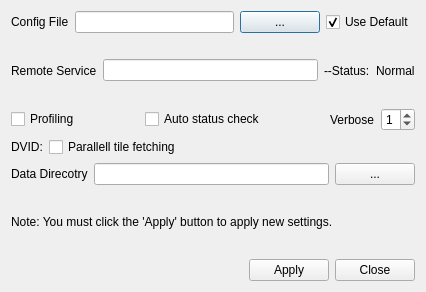
The window that neurolabi/gui/dialogs/flyemsettingdialog.ui (janelia-flyem/NeuTu) describes before a commit, drawn with Qt 5.
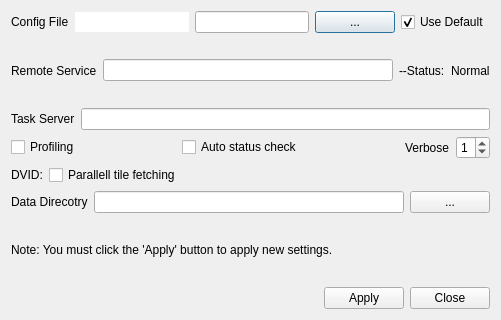
The same window after the commit.

Commit message: add setting option for task server

Patch:
```diff
--- a/neurolabi/gui/dialogs/flyemsettingdialog.ui
+++ b/neurolabi/gui/dialogs/flyemsettingdialog.ui
@@ -6,8 +6,8 @@
    <rect>
     <x>0</x>
     <y>0</y>
-    <width>426</width>
-    <height>292</height>
+    <width>501</width>
+    <height>320</height>
    </rect>
   </property>
   <property name="windowTitle">
@@ -28,6 +28,19 @@
          </property>
         </widget>
        </item>
+       <item>
+        <widget class="QLineEdit" name="defaultConfigLineEdit">
+         <property name="autoFillBackground">
+          <bool>true</bool>
+         </property>
+         <property name="frame">
+          <bool>false</bool>
+         </property>
+         <property name="readOnly">
+          <bool>true</bool>
+         </property>
+        </widget>
+       </item>
        <item>
         <widget class="QLineEdit" name="configLineEdit">
          <property name="toolTip">
@@ -101,6 +114,20 @@
      </item>
     </layout>
    </item>
+   <item>
+    <layout class="QHBoxLayout" name="horizontalLayout_9">
+     <item>
+      <widget class="QLabel" name="label_8">
+       <property name="text">
+        <string>Task Server</string>
+       </property>
+      </widget>
+     </item>
+     <item>
+      <widget class="QLineEdit" name="taskServerLineEdit"/>
+     </item>
+    </layout>
+   </item>
    <item>
     <layout class="QHBoxLayout" name="horizontalLayout_5">
      <item>
```
The commit also changes 38 other files.
